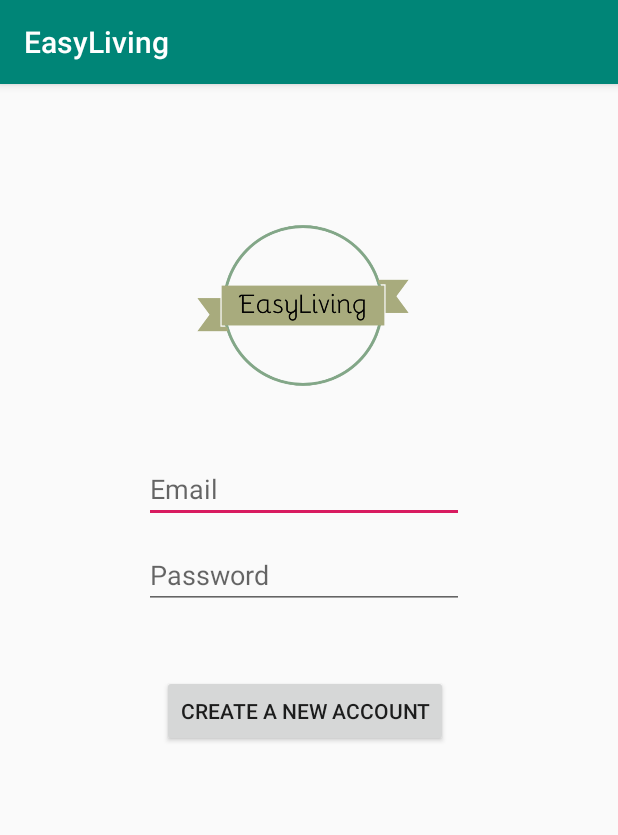
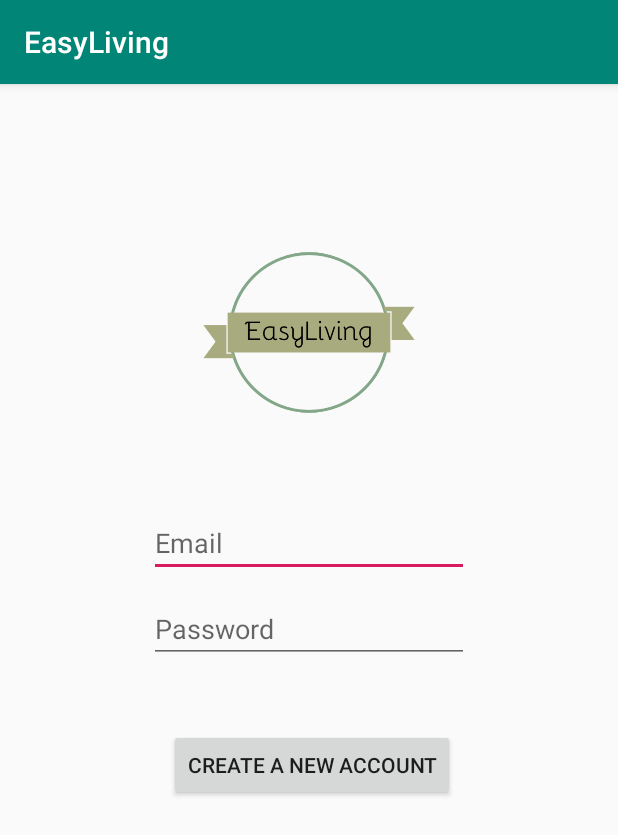
Before and after one commit to nayrng/EasyLiving, an Android app: the screen it shows after launch (newAccount), after a tap on "CREATE A NEW ACCOUNT", on a phone screen of 412 x 824 dp. Shown: the top 835 px of the screen. Run offline under Robolectric (Android 15) with nearby library versions, the phone set to English and light mode, and no system bars; our stand-ins replace Firebase (no records; nobody signed in at launch, a user with empty details on screens opened directly); 1 other tap on this screen came first.

Commit message:
Semi implemented groups

```diff
--- a/app/src/main/AndroidManifest.xml
+++ b/app/src/main/AndroidManifest.xml
@@ -9,7 +9,8 @@
         android:roundIcon="@mipmap/ic_launcher_round"
         android:supportsRtl="true"
         android:theme="@style/AppTheme">
-        <activity android:name=".PayActivity"></activity>
+        <activity android:name=".ViewGroupActivity"></activity>
+        <activity android:name=".PayActivity" />
         <activity android:name=".newAccount" />
         <activity android:name=".Main2Activity" />
         <activity
--- a/app/src/main/java/com/btanhuecrng13ctong3/easyliving/MainActivity.java
+++ b/app/src/main/java/com/btanhuecrng13ctong3/easyliving/MainActivity.java
@@ -9,6 +9,7 @@ import android.util.Log;
 import android.view.View;
 import android.widget.Button;
 import android.widget.EditText;
+import android.widget.ProgressBar;
 import android.widget.Toast;
 
 import com.google.android.gms.tasks.OnCompleteListener;
@@ -24,6 +25,7 @@ public class MainActivity extends AppCompatActivity {
     Button newAccount;
     FirebaseAuth firebaseAuth;
     FirebaseUser user;
+    ProgressBar loginProg;
     @Override
     protected void onCreate(Bundle savedInstanceState) {
         super.onCreate(savedInstanceState);
@@ -33,6 +35,7 @@ public class MainActivity extends AppCompatActivity {
         userPW = findViewById(R.id.passwordText);
         login = findViewById(R.id.loginBtn);
         newAccount = findViewById(R.id.newAccountBtn);
+        loginProg = findViewById(R.id.loginBar);
         firebaseAuth = FirebaseAuth.getInstance();
         Log.d("testing", "started main");
 
@@ -44,6 +47,7 @@ public class MainActivity extends AppCompatActivity {
             finish();
         }else{
             Log.d("Tag","No user currently logged in");
+            loginProg.setVisibility(View.INVISIBLE);
         }
 
 
@@ -58,6 +62,7 @@ public class MainActivity extends AppCompatActivity {
         login.setOnClickListener(new View.OnClickListener(){
             @Override
             public void onClick(View view){
+                loginProg.setVisibility(View.VISIBLE);
                 if(TextUtils.isEmpty(userEmail.getText())){
                     Toast.makeText(MainActivity.this, "Please enter a valid email", Toast.LENGTH_SHORT).show(); //displays notification
                     return;//prevents the app from running any further
@@ -76,6 +81,7 @@ public class MainActivity extends AppCompatActivity {
                                     //Log.d(TAG, "createUserWithEmail:success");
                                     //FirebaseUser user = firebaseAuth.getCurrentUser(); <--Firebase Code IDK what it does
                                     //updateUI(user);<--Firebase Code IDK what it does
+                                    loginProg.setVisibility(View.INVISIBLE);
                                     Toast.makeText(MainActivity.this, "Login success!", Toast.LENGTH_SHORT).show();
                                     Intent intent = new Intent(getApplicationContext(), LandingActivity.class);
                                     startActivity(intent);
@@ -83,7 +89,9 @@ public class MainActivity extends AppCompatActivity {
                                 } else {
                                     // If sign in fails, display a message to the user.
                                     //Log.w(TAG, "createUserWithEmail:failure", task.getException());
+
                                     Toast.makeText(MainActivity.this, "Login failed, please try again.", Toast.LENGTH_SHORT).show();
+                                    loginProg.setVisibility(View.INVISIBLE);
                                     //Toast.makeText(EmailPasswordActivity.this, "Authentication failed.",<--Firebase Code IDK what it does
                                     //       Toast.LENGTH_SHORT).show();<--Firebase Code IDK what it does
                                     //updateUI(null);<--Firebase Code IDK what it does
--- a/app/src/main/java/com/btanhuecrng13ctong3/easyliving/newAccount.java
+++ b/app/src/main/java/com/btanhuecrng13ctong3/easyliving/newAccount.java
@@ -9,6 +9,7 @@ import android.util.Log;
 import android.view.View;
 import android.widget.Button;
 import android.widget.EditText;
+import android.widget.ProgressBar;
 import android.widget.Toast;
 
 import com.google.android.gms.tasks.OnCompleteListener;
@@ -23,19 +24,22 @@ public class newAccount extends AppCompatActivity {
     EditText userPW;
     Button registerAccount;
     FirebaseAuth firebaseAuth;
+    ProgressBar loginProg;
 
     @Override
     protected void onCreate(Bundle savedInstanceState) {
-
         super.onCreate(savedInstanceState);
         setContentView(R.layout.activity_new_account);
+        loginProg = findViewById(R.id.createBar);
         userEmail = findViewById(R.id.emailText2);
         userPW = findViewById(R.id.passwordText2);
         registerAccount = findViewById(R.id.loginBtn2);
         firebaseAuth = FirebaseAuth.getInstance();
+        loginProg.setVisibility(View.INVISIBLE);
         registerAccount.setOnClickListener(new View.OnClickListener(){
             @Override
             public void onClick(View view){
+                loginProg.setVisibility(View.VISIBLE);
                 if(TextUtils.isEmpty(userEmail.getText())){
                     Toast.makeText(newAccount.this, "Please enter a valid email", Toast.LENGTH_SHORT).show(); //displays notification
                     return;//prevents the app from running any further
@@ -50,6 +54,7 @@ public class newAccount extends AppCompatActivity {
                             @Override
                             public void onComplete(@NonNull Task<AuthResult> task) {
                                 if (task.isSuccessful()) {
+                                    loginProg.setVisibility(View.INVISIBLE);
                                     // Sign in success, update UI with the signed-in user's information
                                     //Log.d(TAG, "createUserWithEmail:success");
                                     //FirebaseUser user = firebaseAuth.getCurrentUser(); <--Firebase Code IDK what it does
@@ -58,6 +63,7 @@ public class newAccount extends AppCompatActivity {
                                     Intent intent = new Intent(getApplicationContext(), LandingActivity.class);
                                     startActivity(intent);
                                 } else {
+                                    loginProg.setVisibility(View.INVISIBLE);
                                     // If sign in fails, display a message to the user.
                                     //Log.w(TAG, "createUserWithEmail:failure", task.getException());
                                     Toast.makeText(newAccount.this, "Registration failed, please try again.", Toast.LENGTH_SHORT).show();
--- a/app/src/main/res/layout/activity_landing.xml
+++ b/app/src/main/res/layout/activity_landing.xml
@@ -54,10 +54,10 @@
         android:layout_marginTop="35dp"
         android:text="Button"
         app:layout_constraintStart_toStartOf="parent"
-        app:layout_constraintTop_toBottomOf="@+id/logoutbtn" />
+        app:layout_constraintTop_toBottomOf="@+id/createGroup" />
 
     <Button
-        android:id="@+id/logoutbtn"
+        android:id="@+id/createGroup"
         android:layout_width="139dp"
         android:layout_height="137dp"
         android:layout_marginStart="35dp"
--- a/app/src/main/res/layout/activity_new_account.xml
+++ b/app/src/main/res/layout/activity_new_account.xml
@@ -10,11 +10,12 @@
         android:id="@+id/emailText2"
         android:layout_width="wrap_content"
         android:layout_height="wrap_content"
-        android:layout_marginStart="96dp"
-        android:layout_marginTop="16dp"
+        android:layout_marginBottom="12dp"
         android:ems="10"
         android:hint="Email"
         android:inputType="textEmailAddress"
+        app:layout_constraintBottom_toTopOf="@+id/passwordText2"
+        app:layout_constraintEnd_toEndOf="parent"
         app:layout_constraintStart_toStartOf="parent"
         app:layout_constraintTop_toBottomOf="@+id/imageView" />
 
@@ -22,31 +23,44 @@
         android:id="@+id/passwordText2"
         android:layout_width="wrap_content"
         android:layout_height="wrap_content"
-        android:layout_marginStart="96dp"
-        android:layout_marginTop="12dp"
+        android:layout_marginBottom="44dp"
         android:ems="10"
         android:hint="Password"
         android:inputType="textPassword"
-        app:layout_constraintStart_toStartOf="parent"
+        app:layout_constraintBottom_toTopOf="@+id/loginBtn2"
+        app:layout_constraintStart_toStartOf="@+id/emailText2"
         app:layout_constraintTop_toBottomOf="@+id/emailText2" />
 
     <Button
         android:id="@+id/loginBtn2"
         android:layout_width="wrap_content"
         android:layout_height="wrap_content"
-        android:layout_marginStart="108dp"
-        android:layout_marginTop="44dp"
+        android:layout_marginEnd="9dp"
+        android:layout_marginBottom="290dp"
         android:text="Create a new account"
-        app:layout_constraintStart_toStartOf="parent"
+        app:layout_constraintBottom_toBottomOf="parent"
+        app:layout_constraintEnd_toEndOf="@+id/passwordText2"
         app:layout_constraintTop_toBottomOf="@+id/passwordText2" />
 
     <ImageView
         android:id="@+id/imageView"
         android:layout_width="180dp"
-        android:layout_height="167dp"
-        android:layout_marginStart="112dp"
+        android:layout_height="0dp"
         android:layout_marginTop="64dp"
+        android:layout_marginBottom="16dp"
+        app:layout_constraintBottom_toTopOf="@+id/emailText2"
+        app:layout_constraintEnd_toEndOf="parent"
         app:layout_constraintStart_toStartOf="parent"
         app:layout_constraintTop_toTopOf="parent"
         app:srcCompat="@drawable/logo" />
+
+    <ProgressBar
+        android:id="@+id/createBar"
+        style="?android:attr/progressBarStyle"
+        android:layout_width="wrap_content"
+        android:layout_height="wrap_content"
+        android:layout_marginStart="11dp"
+        android:layout_marginTop="11dp"
+        app:layout_constraintStart_toStartOf="parent"
+        app:layout_constraintTop_toTopOf="parent" />
 </android.support.constraint.ConstraintLayout>
```
Also changed, not shown: app/src/main/java/com/btanhuecrng13ctong3/easyliving/GROUPS_OBJECT.java (added, +23 -0 lines), app/src/main/java/com/btanhuecrng13ctong3/easyliving/LandingActivity.java (+3 -5 lines), app/src/main/java/com/btanhuecrng13ctong3/easyliving/ViewGroupActivity.java (added, +82 -0 lines), app/src/main/res/layout/activity_main.xml (+11 -0 lines), app/src/main/res/layout/activity_view_group.xml (added, +41 -0 lines), 2 other files.
